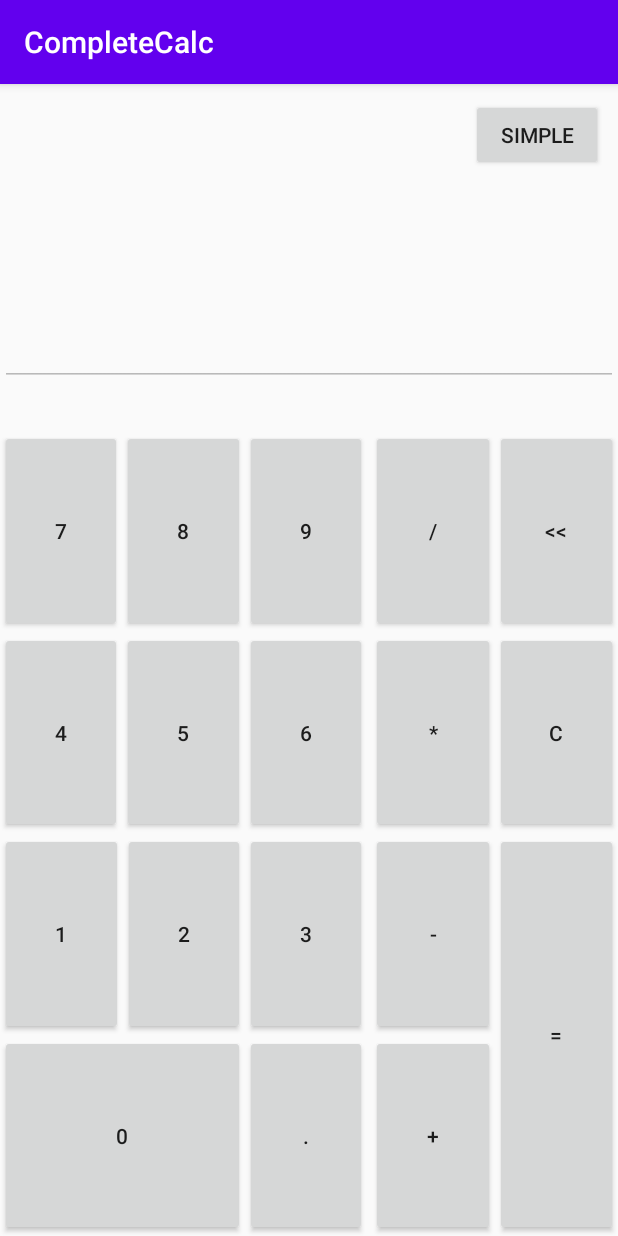
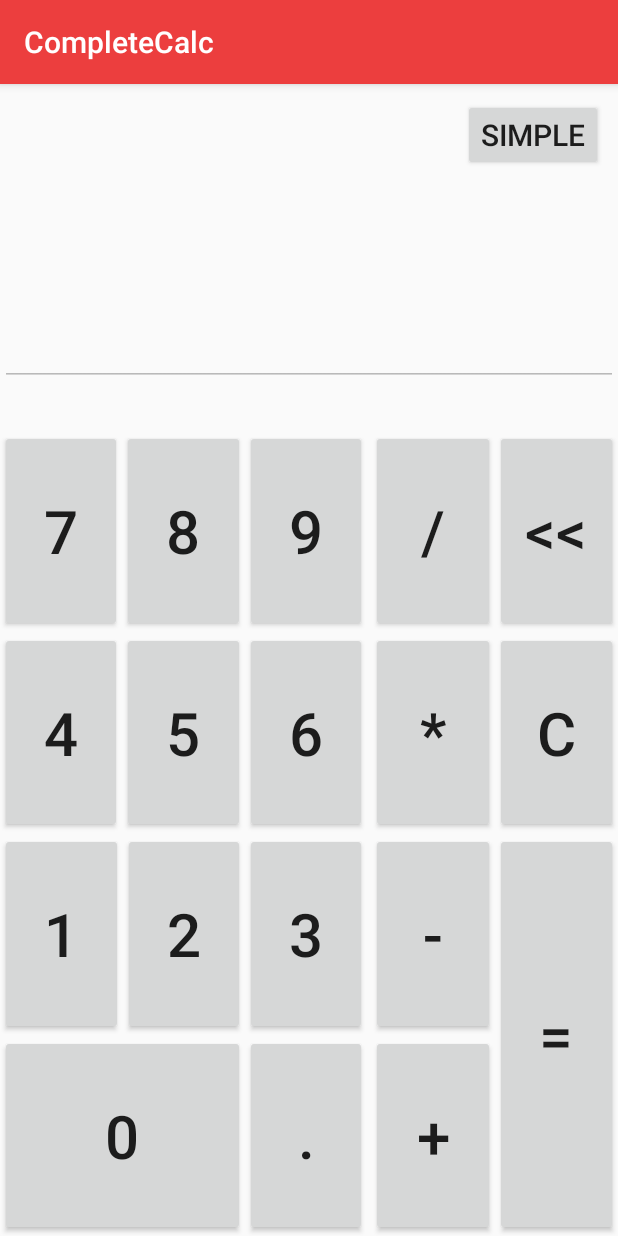
Before and after one commit to ThiagoPereiraUFV/Calculator-Android, an Android app: the ComplexCalc screen opened directly, with no data from a screen before it, on a phone screen of 412 x 824 dp. Run offline under Robolectric (Android 15) with nearby library versions, the phone set to English and light mode, and no system bars.

Commit message:
Layout finished

```diff
--- a/app/src/main/res/layout/activity_complex_calc.xml
+++ b/app/src/main/res/layout/activity_complex_calc.xml
@@ -12,6 +12,7 @@
         android:layout_height="wrap_content"
         android:text="@string/simpleCalc"
         android:tag="change"
+        android:textSize="20sp"
         android:onClick="handleClick"
         app:layout_constraintTop_toTopOf="parent"
         app:layout_constraintRight_toRightOf="parent"
@@ -61,6 +62,7 @@
                 android:onClick="handleClick"
                 android:tag="seven"
                 android:text="7"
+                android:textSize="40sp"
                 app:layout_constraintLeft_toLeftOf="parent"
                 app:layout_constraintTop_toTopOf="parent" />
 
@@ -73,6 +75,7 @@
                 android:onClick="handleClick"
                 android:tag="eight"
                 android:text="8"
+                android:textSize="40sp"
                 app:layout_constraintLeft_toRightOf="@id/seven"
                 app:layout_constraintTop_toTopOf="@id/seven" />
 
@@ -85,6 +88,7 @@
                 android:onClick="handleClick"
                 android:tag="nine"
                 android:text="9"
+                android:textSize="40sp"
                 app:layout_constraintLeft_toRightOf="@id/eight"
                 app:layout_constraintTop_toTopOf="@id/seven" />
 
@@ -97,6 +101,7 @@
                 android:onClick="handleClick"
                 android:tag="four"
                 android:text="4"
+                android:textSize="40sp"
                 app:layout_constraintLeft_toLeftOf="parent"
                 app:layout_constraintTop_toBottomOf="@id/seven" />
 
@@ -109,6 +114,7 @@
                 android:onClick="handleClick"
                 android:tag="five"
                 android:text="5"
+                android:textSize="40sp"
                 app:layout_constraintLeft_toRightOf="@id/four"
                 app:layout_constraintTop_toTopOf="@id/four" />
 
@@ -121,6 +127,7 @@
                 android:onClick="handleClick"
                 android:tag="six"
                 android:text="6"
+                android:textSize="40sp"
                 app:layout_constraintLeft_toRightOf="@id/five"
                 app:layout_constraintTop_toTopOf="@id/four" />
 
@@ -142,6 +149,7 @@
                     android:onClick="handleClick"
                     android:tag="one"
                     android:text="1"
+                    android:textSize="40sp"
                     app:layout_constraintLeft_toLeftOf="parent"
                     app:layout_constraintTop_toTopOf="parent" />
 
@@ -154,6 +162,7 @@
                     android:onClick="handleClick"
                     android:tag="two"
                     android:text="2"
+                    android:textSize="40sp"
                     app:layout_constraintLeft_toRightOf="@id/one"
                     app:layout_constraintTop_toTopOf="@id/one" />
 
@@ -166,6 +175,7 @@
                     android:onClick="handleClick"
                     android:tag="zero"
                     android:text="0"
+                    android:textSize="40sp"
                     app:layout_constraintLeft_toLeftOf="parent"
                     app:layout_constraintTop_toBottomOf="@id/one" />
             </androidx.constraintlayout.widget.ConstraintLayout>
@@ -179,6 +189,7 @@
                 android:onClick="handleClick"
                 android:tag="three"
                 android:text="3"
+                android:textSize="40sp"
                 app:layout_constraintLeft_toRightOf="@id/group32"
                 app:layout_constraintTop_toTopOf="@id/group32" />
 
@@ -191,6 +202,7 @@
                 android:onClick="handleClick"
                 android:tag="dot"
                 android:text="."
+                android:textSize="40sp"
                 app:layout_constraintLeft_toRightOf="@id/group32"
                 app:layout_constraintTop_toBottomOf="@id/three" />
         </androidx.constraintlayout.widget.ConstraintLayout>
@@ -213,6 +225,7 @@
                 android:onClick="handleClick"
                 android:tag="div"
                 android:text="/"
+                android:textSize="40sp"
                 app:layout_constraintLeft_toLeftOf="parent"
                 app:layout_constraintTop_toTopOf="parent" />
 
@@ -225,6 +238,7 @@
                 android:onClick="handleClick"
                 android:tag="backspace"
                 android:text="@string/backspace"
+                android:textSize="40sp"
                 app:layout_constraintLeft_toRightOf="@id/div"
                 app:layout_constraintTop_toTopOf="@id/div" />
 
@@ -237,6 +251,7 @@
                 android:onClick="handleClick"
                 android:tag="mul"
                 android:text="*"
+                android:textSize="40sp"
                 app:layout_constraintLeft_toLeftOf="parent"
                 app:layout_constraintTop_toBottomOf="@id/div" />
 
@@ -249,6 +264,7 @@
                 android:onClick="handleClick"
                 android:tag="clear"
                 android:text="C"
+                android:textSize="40sp"
                 app:layout_constraintLeft_toRightOf="@id/mul"
                 app:layout_constraintTop_toTopOf="@id/mul" />
 
@@ -270,6 +286,7 @@
                     android:onClick="handleClick"
                     android:tag="sub"
                     android:text="-"
+                    android:textSize="40sp"
                     app:layout_constraintLeft_toLeftOf="parent"
                     app:layout_constraintTop_toTopOf="parent" />
 
@@ -282,6 +299,7 @@
                     android:onClick="handleClick"
                     android:tag="add"
                     android:text="+"
+                    android:textSize="40sp"
                     app:layout_constraintLeft_toLeftOf="parent"
                     app:layout_constraintTop_toBottomOf="@id/sub" />
 
@@ -294,6 +312,7 @@
                     android:onClick="handleClick"
                     android:tag="result"
                     android:text="="
+                    android:textSize="40sp"
                     app:layout_constraintLeft_toRightOf="@id/add"
                     app:layout_constraintTop_toTopOf="parent" />
             </androidx.constraintlayout.widget.ConstraintLayout>
--- a/app/src/main/res/layout/activity_main.xml
+++ b/app/src/main/res/layout/activity_main.xml
@@ -12,6 +12,7 @@
         android:layout_height="wrap_content"
         android:text="@string/completeCalc"
         android:tag="change"
+        android:textSize="20sp"
         android:onClick="handleClick"
         app:layout_constraintTop_toTopOf="parent"
         app:layout_constraintRight_toRightOf="parent"
@@ -74,6 +75,7 @@
             android:layout_height="60dp"
             android:text="+"
             android:tag="add"
+            android:textSize="30sp"
             android:onClick="handleClick"
             app:layout_constraintTop_toBottomOf="@id/value2"
             app:layout_constraintLeft_toLeftOf="@id/textValue1"
@@ -85,6 +87,7 @@
             android:layout_height="60dp"
             android:text="-"
             android:tag="sub"
+            android:textSize="30sp"
             android:onClick="handleClick"
             app:layout_constraintTop_toTopOf="@id/add"
             app:layout_constraintLeft_toRightOf="@id/add"
@@ -95,6 +98,7 @@
             android:layout_height="60dp"
             android:text="*"
             android:tag="mul"
+            android:textSize="30sp"
             android:onClick="handleClick"
             app:layout_constraintTop_toTopOf="@id/add"
             app:layout_constraintRight_toRightOf="@id/value2"
@@ -105,6 +109,7 @@
             android:layout_height="60dp"
             android:text="/"
             android:tag="div"
+            android:textSize="30sp"
             android:onClick="handleClick"
             app:layout_constraintTop_toTopOf="@id/add"
             app:layout_constraintRight_toLeftOf="@id/mul"
--- a/app/src/main/res/values/colors.xml
+++ b/app/src/main/res/values/colors.xml
@@ -2,5 +2,7 @@
 <resources>
     <color name="colorPrimary">#6200EE</color>
     <color name="colorPrimaryDark">#3700B3</color>
+    <color name="colorSecondary">#EC3E3E</color>
+    <color name="colorSecondaryDark">#FF0000</color>
     <color name="colorAccent">#03DAC5</color>
 </resources>
--- a/app/src/main/res/values/styles.xml
+++ b/app/src/main/res/values/styles.xml
@@ -1,10 +1,17 @@
 <resources>
-    <!-- Base application theme. -->
-    <style name="AppTheme" parent="Theme.AppCompat.Light.DarkActionBar">
+    <!-- Simple Calculator theme. -->
+    <style name="SimpleCalcTheme" parent="Theme.AppCompat.Light.DarkActionBar">
         <!-- Customize your theme here. -->
         <item name="colorPrimary">@color/colorPrimary</item>
         <item name="colorPrimaryDark">@color/colorPrimaryDark</item>
         <item name="colorAccent">@color/colorAccent</item>
     </style>
 
+    <!-- Complete Calculator theme. -->
+    <style name="CompleteCalcTheme" parent="Theme.AppCompat.Light.DarkActionBar">
+        <!-- Customize your theme here. -->
+        <item name="colorPrimary">@color/colorSecondary</item>
+        <item name="colorPrimaryDark">@color/colorSecondaryDark</item>
+        <item name="colorAccent">@color/colorAccent</item>
+    </style>
 </resources>
```
Also changed, not shown: app/src/main/AndroidManifest.xml (+5 -3 lines).
